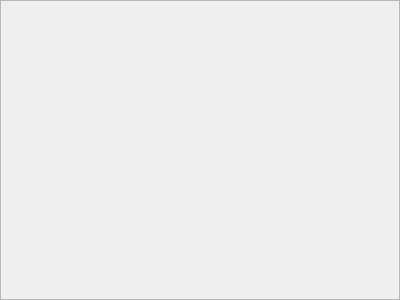
Qt form serverwindow.ui (backraw/SteamCMD-GUI-Qt) before a commit.
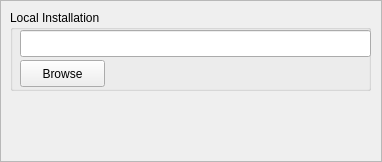
The same form after that commit.

Commit message:
ui/Server Window: Add GroupBox 'Local Installation'
	Contains:
	- lineEditLocalInstallationPath for the path of the server installation
	- pushButtonLocalInstallationBrowse to browse to a folder using a file browser dialog

The edit to the form file:
```diff
--- a/serverwindow.ui
+++ b/serverwindow.ui
@@ -6,8 +6,8 @@
    <rect>
     <x>0</x>
     <y>0</y>
-    <width>400</width>
-    <height>300</height>
+    <width>382</width>
+    <height>162</height>
    </rect>
   </property>
   <property name="windowTitle">
@@ -19,6 +19,42 @@
   <property name="frameShadow">
    <enum>QFrame::Raised</enum>
   </property>
+  <widget class="QGroupBox" name="groupBox">
+   <property name="geometry">
+    <rect>
+     <x>10</x>
+     <y>10</y>
+     <width>361</width>
+     <height>81</height>
+    </rect>
+   </property>
+   <property name="title">
+    <string>Local Installation</string>
+   </property>
+   <widget class="QLineEdit" name="lineEditLocalInstallationPath">
+    <property name="geometry">
+     <rect>
+      <x>10</x>
+      <y>20</y>
+      <width>351</width>
+      <height>27</height>
+     </rect>
+    </property>
+   </widget>
+   <widget class="QPushButton" name="pushButtonLocalInstallationBrowse">
+    <property name="geometry">
+     <rect>
+      <x>10</x>
+      <y>50</y>
+      <width>85</width>
+      <height>27</height>
+     </rect>
+    </property>
+    <property name="text">
+     <string>Browse</string>
+    </property>
+   </widget>
+  </widget>
  </widget>
  <resources/>
  <connections/>
```
